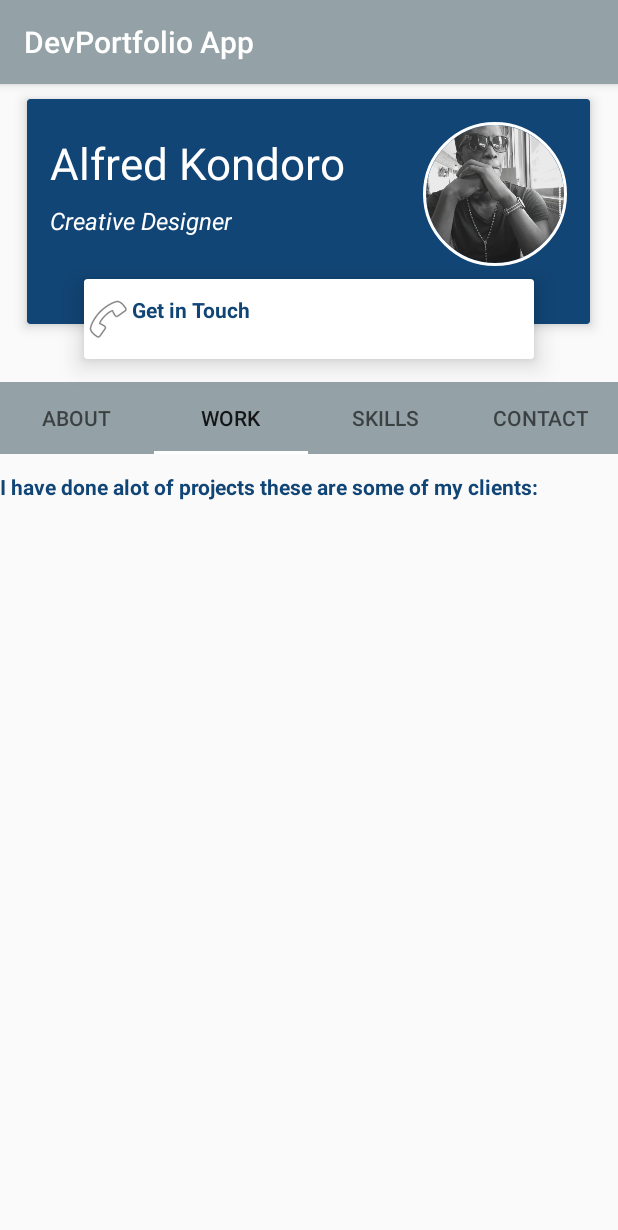
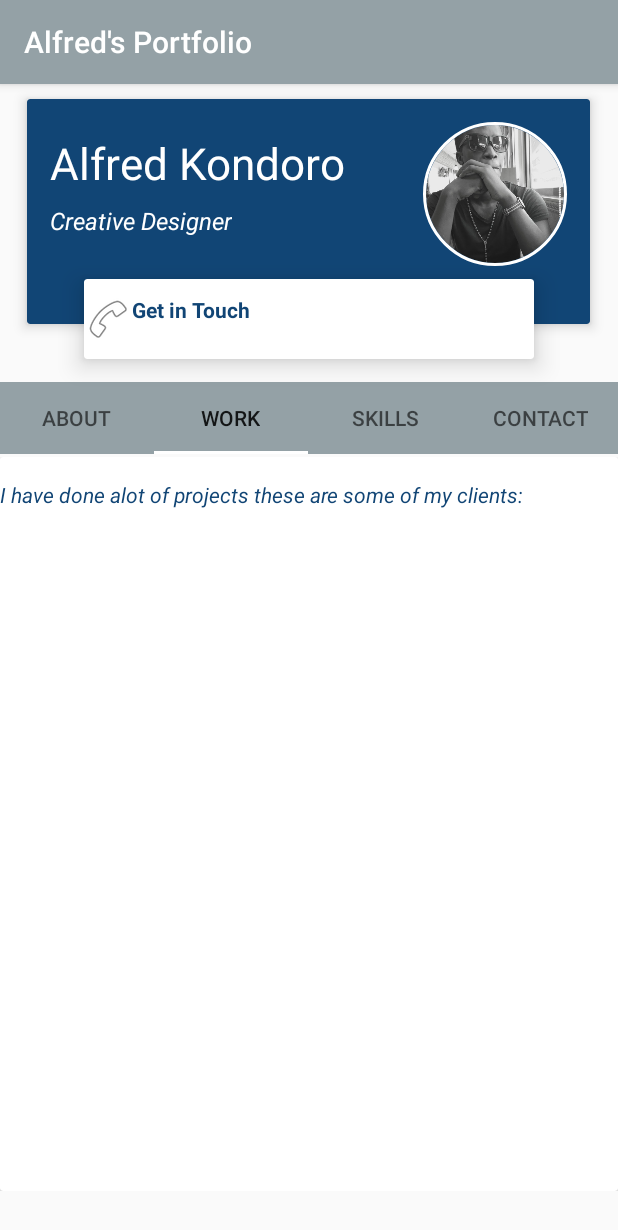
Before and after one commit to alfredkondoro/portfolio-androidapp, an Android app: the screen it shows after launch (MainActivity), tab 2 chosen, on a phone screen of 412 x 824 dp. Shown: the top 1230 px of the screen. Run offline under Robolectric (Android 15) with nearby library versions, the phone set to English and light mode, and no system bars; our stand-ins replace CircleImageView; Roboto replaces fonts that are not available here.

Commit message:
Version 1.0.0

```diff
--- a/app/src/main/AndroidManifest.xml
+++ b/app/src/main/AndroidManifest.xml
@@ -4,9 +4,9 @@
 
     <application
         android:allowBackup="true"
-        android:icon="@mipmap/ic_launcher"
+        android:icon="@drawable/logo"
         android:label="@string/app_name"
-        android:roundIcon="@mipmap/ic_launcher_round"
+        android:roundIcon="@drawable/logo"
         android:supportsRtl="true"
         android:theme="@style/AppTheme">
         <activity android:name=".MainActivity">
--- a/app/src/main/java/com/zulfycoding/devportfolioapp/MainActivity.java
+++ b/app/src/main/java/com/zulfycoding/devportfolioapp/MainActivity.java
@@ -3,6 +3,7 @@ package com.zulfycoding.devportfolioapp;
 import androidx.appcompat.app.AppCompatActivity;
 import androidx.viewpager.widget.ViewPager;
 
+import android.graphics.Color;
 import android.os.Bundle;
 
 import com.google.android.material.tabs.TabLayout;
@@ -21,5 +22,6 @@ public class MainActivity extends AppCompatActivity {
 
         TabLayout tabs = findViewById (R.id.tabLayoutId);
         tabs.setupWithViewPager(viewPager);
+
     }
 }
--- a/app/src/main/res/layout/activity_main.xml
+++ b/app/src/main/res/layout/activity_main.xml
@@ -101,8 +101,8 @@
         <androidx.viewpager.widget.ViewPager
             android:id="@+id/viewPager"
             android:layout_width="match_parent"
-            android:layout_height="472dp"
-            android:layout_marginTop="60dp">
+            android:layout_height="489dp"
+            android:layout_marginTop="50dp">
 
         </androidx.viewpager.widget.ViewPager>
 
--- a/app/src/main/res/layout/fragment_about.xml
+++ b/app/src/main/res/layout/fragment_about.xml
@@ -7,13 +7,13 @@
     tools:context=".views.AboutFragment">
 
     <androidx.cardview.widget.CardView
-        android:layout_marginTop="15dp"
         android:layout_width="match_parent"
         android:layout_height="match_parent"
         android:layout_centerHorizontal="true"
         app:cardElevation="5dp">
 
         <TextView
+            android:layout_marginTop="15dp"
             android:id="@+id/textviewAbout"
             android:textColor="@color/colorPrimaryDark"
             android:textStyle="italic"
--- a/app/src/main/res/layout/fragment_work.xml
+++ b/app/src/main/res/layout/fragment_work.xml
@@ -3,13 +3,24 @@
     xmlns:tools="http://schemas.android.com/tools"
     android:layout_width="match_parent"
     android:layout_height="match_parent"
+    xmlns:app="http://schemas.android.com/apk/res-auto"
     tools:context=".views.WorkFragment">
 
-    <TextView
+    <androidx.cardview.widget.CardView
         android:layout_width="match_parent"
         android:layout_height="match_parent"
-        android:text="@string/work_alfred"
-        android:textColor="@color/colorPrimaryDark"
-        android:textStyle="bold"/>/>
+        android:layout_centerHorizontal="true"
+        app:cardElevation="5dp">
+
+        <TextView
+            android:layout_marginTop="15dp"
+            android:id="@+id/textviewAbout"
+            android:textColor="@color/colorPrimaryDark"
+            android:textStyle="italic"
+            android:layout_width="match_parent"
+            android:layout_height="match_parent"
+            android:text="@string/work_alfred" />
+
+    </androidx.cardview.widget.CardView>
 
 </FrameLayout>
--- a/app/src/main/res/values/strings.xml
+++ b/app/src/main/res/values/strings.xml
@@ -1,5 +1,5 @@
 <resources>
-    <string name="app_name">DevPortfolio App</string>
+    <string name="app_name">Alfred\'s Portfolio</string>
 
     <string name="about_alfred">
         Alfred Kondoro is a creative designer, with experience designing graphics and developing software. My background in graphics designing and software development shows my mindful but competitive approach. I am fueled by my passion for understanding and solving problems. I consider myself a ‘forever student,’ eager to both build on my academic foundations in Computer Studies and stay in tune with the latest technological innovations through continued coursework.
```
Also changed, not shown: app/src/main/res/layout/fragment_contact.xml (+15 -5 lines), app/src/main/res/layout/fragment_skills.xml (+15 -4 lines), app/src/main/res/drawable-v24/logo.png (added).
